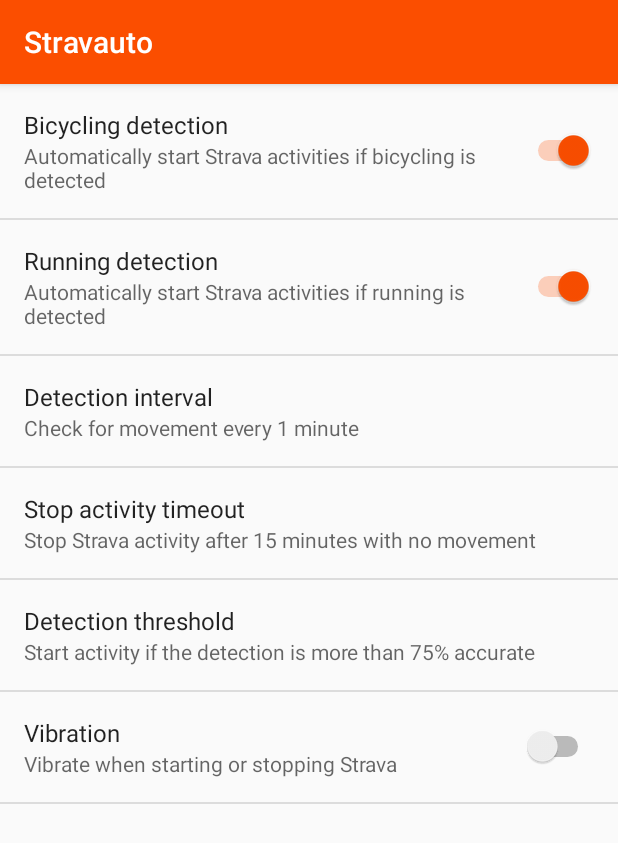
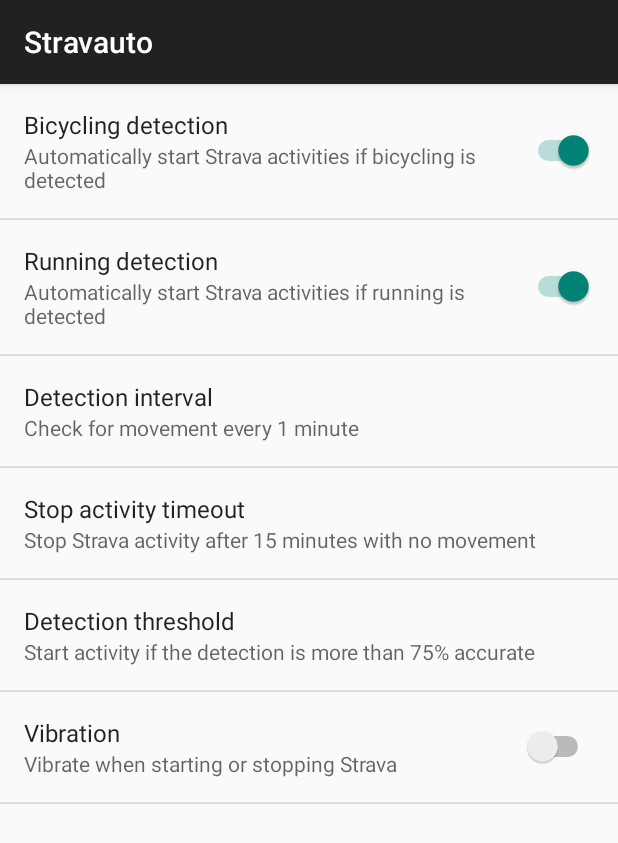
Before and after one commit to colinleroy/stravomatic, an Android app: the screen it shows after launch (MainActivity), on a phone screen of 412 x 824 dp. Shown: the top 843 px of the screen. Run offline under Robolectric (Android 15) with nearby library versions, the phone set to English and light mode, and no system bars.

Commit message:
Change icon color for legal reasons

```diff
--- a/app/src/main/res/values/ic_launcher_background.xml
+++ b/app/src/main/res/values/ic_launcher_background.xml
@@ -1,4 +1,4 @@
 <?xml version="1.0" encoding="utf-8"?>
 <resources>
-    <color name="ic_launcher_background">#FB4E00</color>
+    <color name="ic_launcher_background">#000000</color>
 </resources>
--- a/app/src/main/res/values/styles.xml
+++ b/app/src/main/res/values/styles.xml
@@ -2,10 +2,6 @@
 
     <!-- Base application theme. -->
     <style name="AppTheme" parent="Theme.AppCompat.Light.DarkActionBar">
-        <!-- Customize your theme here. -->
-        <item name="colorPrimary">@color/colorPrimary</item>
-        <item name="colorPrimaryDark">@color/colorPrimaryDark</item>
-        <item name="colorAccent">@color/colorAccent</item>
     </style>
 
 </resources>
--- a/app/src/main/res/xml/pref_general.xml
+++ b/app/src/main/res/xml/pref_general.xml
@@ -42,12 +42,4 @@
         android:key="vibrate"
         android:summary="@string/pref_summary_vibrate"
         android:title="@string/pref_title_vibrate" />
-
-    <!-- NOTE: EditTextPreference accepts EditText attributes. -->
-    <!-- NOTE: EditTextPreference's summary should be set to its value by the activity code. -->
-
-    <!-- NOTE: Hide buttons to simplify the UI. Users can touch outside the dialog to
-         dismiss it. -->
-    <!-- NOTE: ListPreference's summary should be set to its value by the activity code. -->
-
 </PreferenceScreen>
```
Also changed, not shown: app/src/main/res/drawable/ic_launcher_foreground.xml (+8 -11 lines), app/src/main/ic_launcher-web.png, app/src/main/res/mipmap-hdpi/ic_launcher.png, app/src/main/res/mipmap-hdpi/ic_launcher_round.png, app/src/main/res/mipmap-mdpi/ic_launcher.png, app/src/main/res/mipmap-mdpi/ic_launcher_round.png, app/src/main/res/mipmap-xhdpi/ic_launcher.png, app/src/main/res/mipmap-xhdpi/ic_launcher_round.png, app/src/main/res/mipmap-xxhdpi/ic_launcher.png, app/src/main/res/mipmap-xxhdpi/ic_launcher_round.png, app/src/main/res/mipmap-xxxhdpi/ic_launcher.png, app/src/main/res/mipmap-xxxhdpi/ic_launcher_round.png.
